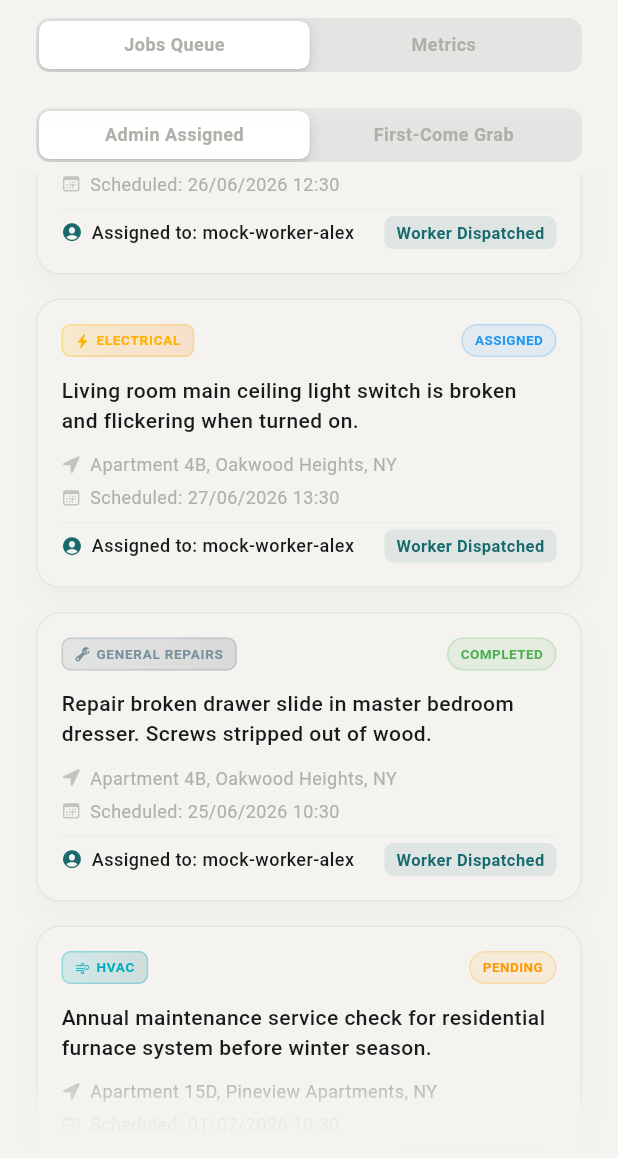
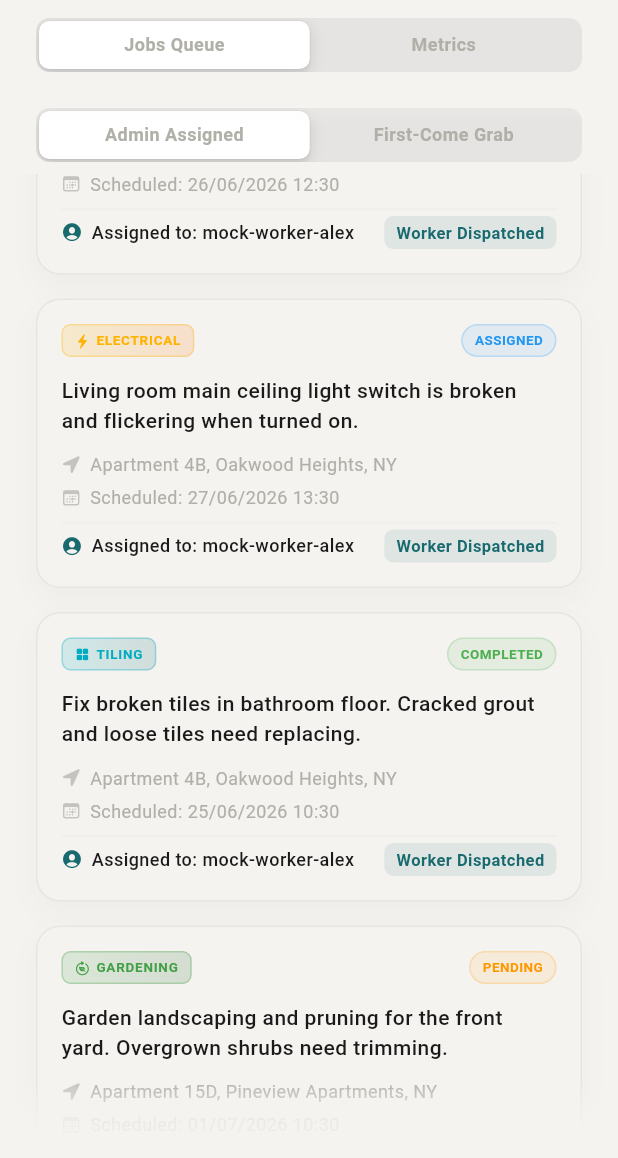
Before and after one commit to f4w4z/fijadora, a Flutter app: the AdminDashboardView screen opened directly, scrolled down 576 dp, on a phone screen of 412 x 824 dp, the part 78-1236 px from its top. Run offline on Flutter 3.47's test engine with Material 3 defaults, Android fonts, the phone set to English and light mode, and no system bars; our stand-ins replace cached_network_image, flutter_map, flutter_riverpod, go_router, hive, hive_flutter and 2 more; accounts and stored records are empty.

Commit message:
feat: replace trade types with 10 new services

```diff
--- a/lib/data/repositories/jobs_repository.dart
+++ b/lib/data/repositories/jobs_repository.dart
@@ -130,7 +130,7 @@ class MockJobsRepository implements JobsRepository {
       MaintenanceJob(
         id: 'job-3',
         description: 'AC unit is blowing warm air only. Fan seems to run but no cooling.',
-        tradeType: TradeType.hvac,
+        tradeType: TradeType.acEngineering,
         status: JobStatus.pending,
         scheduleDateTime: DateTime.now().add(const Duration(days: 2, hours: 5)),
         address: 'Apartment 4B, Oakwood Heights, NY',
@@ -140,47 +140,47 @@ class MockJobsRepository implements JobsRepository {
       ),
       MaintenanceJob(
         id: 'job-4',
-        description: 'Water heater thermostat replacement. Unit is not heating water to correct temperature.',
-        tradeType: TradeType.plumbing,
+        description: 'Full interior design consultation for living room and master bedroom.',
+        tradeType: TradeType.interiorDesign,
         status: JobStatus.workerEnRoute,
         scheduleDateTime: DateTime.now().add(const Duration(hours: 2)),
         address: 'Apartment 12C, Pineview Apartments, NY',
-        images: const ['https://images.unsplash.com/photo-1607472586893-edb57bdc0e39?w=400&h=300&fit=crop'],
+        images: const ['https://images.unsplash.com/photo-1616486338812-3dadae4b4ace?w=400&h=300&fit=crop'],
         customerId: 'mock-customer',
         workerId: 'mock-worker-alex',
         createdAt: DateTime.now().subtract(const Duration(hours: 12)),
       ),
       MaintenanceJob(
         id: 'job-5',
-        description: 'Repair broken drawer slide in master bedroom dresser. Screws stripped out of wood.',
-        tradeType: TradeType.generalRepairs,
+        description: 'Fix broken tiles in bathroom floor. Cracked grout and loose tiles need replacing.',
+        tradeType: TradeType.tiling,
         status: JobStatus.completed,
         scheduleDateTime: DateTime.now().subtract(const Duration(days: 1)),
         address: 'Apartment 4B, Oakwood Heights, NY',
-        images: const ['https://images.unsplash.com/photo-1581147036324-f54c9955a764?w=400&h=300&fit=crop'],
+        images: const ['https://images.unsplash.com/photo-1622372738946-62e02505f1a4?w=400&h=300&fit=crop'],
         customerId: 'mock-customer',
         workerId: 'mock-worker-alex',
         createdAt: DateTime.now().subtract(const Duration(days: 1, hours: 4)),
       ),
       MaintenanceJob(
         id: 'job-6',
-        description: 'Install smart ring doorbell and configure with home wifi network. Ring plate already mounted.',
-        tradeType: TradeType.electrical,
+        description: 'Repair brick wall in backyard. Mortar is deteriorating between bricks.',
+        tradeType: TradeType.masonry,
         status: JobStatus.pending,
         scheduleDateTime: DateTime.now().add(const Duration(days: 3)),
         address: 'Apartment 8A, Oakwood Heights, NY',
-        images: const ['https://images.unsplash.com/photo-1558002038-1055907df827?w=400&h=300&fit=crop'],
+        images: const ['https://images.unsplash.com/photo-1613665813446-82a78c468a1d?w=400&h=300&fit=crop'],
         customerId: 'mock-customer',
         createdAt: DateTime.now().subtract(const Duration(hours: 1)),
       ),
       MaintenanceJob(
         id: 'job-7',
-        description: 'Annual maintenance service check for residential furnace system before winter season.',
-        tradeType: TradeType.hvac,
+        description: 'Garden landscaping and pruning for the front yard. Overgrown shrubs need trimming.',
+        tradeType: TradeType.gardening,
         status: JobStatus.pending,
         scheduleDateTime: DateTime.now().add(const Duration(days: 5)),
         address: 'Apartment 15D, Pineview Apartments, NY',
-        images: const ['https://images.unsplash.com/photo-1527404943460-8e5b9c1cd5e7?w=400&h=300&fit=crop'],
+        images: const ['https://images.unsplash.com/photo-1558904541-efa843a96f01?w=400&h=300&fit=crop'],
         customerId: 'mock-customer',
         createdAt: DateTime.now().subtract(const Duration(days: 2)),
       ),
--- a/lib/domain/models/trade_type.dart
+++ b/lib/domain/models/trade_type.dart
@@ -1,57 +1,72 @@
 import 'package:flutter/cupertino.dart';
 
 enum TradeType {
+  interiorDesign,
+  electrical,
   plumbing,
-  electrical,
-  carpentry,
-  painting,
-  hvac,
+  masonry,
+  tiling,
+  designConsultation,
+  acEngineering,
+  kitchenDesigns,
   cleaning,
-  generalRepairs;
+  gardening;
 
   String get displayName {
     switch (this) {
+      case TradeType.interiorDesign:
+        return 'Interior Design';
+      case TradeType.electrical:
+        return 'Electrical';
       case TradeType.plumbing:
         return 'Plumbing';
-      case TradeType.electrical:
-        return 'Electrical';
-      case TradeType.carpentry:
-        return 'Carpentry';
-      case TradeType.painting:
-        return 'Painting';
-      case TradeType.hvac:
-        return 'HVAC';
+      case TradeType.masonry:
+        return 'Masonry';
+      case TradeType.tiling:
+        return 'Tiling';
+      case TradeType.designConsultation:
+        return 'Design Consultation';
+      case TradeType.acEngineering:
+        return 'AC Engineering';
+      case TradeType.kitchenDesigns:
+        return 'Kitchen Designs';
       case TradeType.cleaning:
         return 'Cleaning';
-      case TradeType.generalRepairs:
-        return 'General Repairs';
+      case TradeType.gardening:
+        return 'Gardening';
     }
   }
 
   IconData get icon {
     switch (this) {
+      case TradeType.interiorDesign:
+        return CupertinoIcons.house_fill;
+      case TradeType.electrical:
+        return CupertinoIcons.bolt_fill;
       case TradeType.plumbing:
         return CupertinoIcons.drop_fill;
-      case TradeType.electrical:
-        return CupertinoIcons.bolt_fill;
-      case TradeType.carpentry:
+      case TradeType.masonry:
+        return CupertinoIcons.hammer_fill;
+      case TradeType.tiling:
         return CupertinoIcons.square_grid_2x2_fill;
-      case TradeType.painting:
+      case TradeType.designConsultation:
         return CupertinoIcons.paintbrush_fill;
-      case TradeType.hvac:
+      case TradeType.acEngineering:
         return CupertinoIcons.wind;
+      case TradeType.kitchenDesigns:
+        return CupertinoIcons.rectangle_stack_fill;
       case TradeType.cleaning:
         return CupertinoIcons.sparkles;
-      case TradeType.generalRepairs:
-        return CupertinoIcons.wrench_fill;
+      case TradeType.gardening:
+        return CupertinoIcons.leaf_arrow_circlepath;
     }
   }
 
   static TradeType fromString(String? value) {
-    if (value == null) return TradeType.generalRepairs;
+    if (value == null) return TradeType.plumbing;
     return TradeType.values.firstWhere(
       (e) => e.name.toLowerCase() == value.toLowerCase(),
-      orElse: () => TradeType.generalRepairs,
+      orElse: () => TradeType.plumbing,
     );
   }
 }
--- a/lib/ui/features/admin/views/admin_dashboard_view.dart
+++ b/lib/ui/features/admin/views/admin_dashboard_view.dart
@@ -239,20 +239,26 @@ class _MaintenanceJobCardState extends ConsumerState<MaintenanceJobCard> {
 
   List<Color> _getGradientForTrade(TradeType type) {
     switch (type) {
+      case TradeType.interiorDesign:
+        return [const Color(0xFF8E44AD), const Color(0xFF4A235A)];
+      case TradeType.electrical:
+        return [const Color(0xFFFFB300), const Color(0xFFFF6F00)];
       case TradeType.plumbing:
         return [const Color(0xFF1E88E5), const Color(0xFF0D47A1)];
-      case TradeType.electrical:
-        return [const Color(0xFFFFB300), const Color(0xFFFF6F00)];
-      case TradeType.carpentry:
+      case TradeType.masonry:
         return [const Color(0xFF8D6E63), const Color(0xFF4E342E)];
-      case TradeType.painting:
+      case TradeType.tiling:
+        return [const Color(0xFF00ACC1), const Color(0xFF006064)];
+      case TradeType.designConsultation:
         return [const Color(0xFFEC407A), const Color(0xFF880E4F)];
-      case TradeType.hvac:
-        return [const Color(0xFF00ACC1), const Color(0xFF006064)];
+      case TradeType.acEngineering:
+        return [const Color(0xFF26A69A), const Color(0xFF004D40)];
+      case TradeType.kitchenDesigns:
+        return [const Color(0xFF78909C), const Color(0xFF37474F)];
       case TradeType.cleaning:
-        return [const Color(0xFF26A69A), const Color(0xFF004D40)];
-      case TradeType.generalRepairs:
-        return [const Color(0xFF78909C), const Color(0xFF37474F)];
+        return [const Color(0xFF1E88E5), const Color(0xFF0D47A1)];
+      case TradeType.gardening:
+        return [const Color(0xFF43A047), const Color(0xFF1B5E20)];
     }
   }
 
--- a/lib/ui/features/services/views/new_request_page.dart
+++ b/lib/ui/features/services/views/new_request_page.dart
@@ -29,7 +29,7 @@ class _NewRequestPageState extends ConsumerState<NewRequestPage> {
   @override
   void initState() {
     super.initState();
-    _selectedTrade = widget.initialTrade ?? TradeType.generalRepairs;
+    _selectedTrade = widget.initialTrade ?? TradeType.plumbing;
   }
 
   Future<void> _runAiDiagnosis() async {
--- a/lib/ui/features/services/views/services_tab_view.dart
+++ b/lib/ui/features/services/views/services_tab_view.dart
@@ -28,43 +28,55 @@ final _quotes = [
 ];
 
 const _serviceGradients = {
+  TradeType.interiorDesign: [Color(0xFF8E44AD), Color(0xFFBB8FCE), Color(0xFFD7BDE2)],
+  TradeType.electrical: [Color(0xFF7D3C98), Color(0xFFA569BD), Color(0xFFD2B4DE)],
   TradeType.plumbing: [Color(0xFF1A5276), Color(0xFF2980B9), Color(0xFF5DADE2)],
-  TradeType.electrical: [Color(0xFF7D3C98), Color(0xFFA569BD), Color(0xFFD2B4DE)],
-  TradeType.carpentry: [Color(0xFF935116), Color(0xFFCA6F1E), Color(0xFFE59866)],
-  TradeType.painting: [Color(0xFFC0392B), Color(0xFFE74C3C), Color(0xFFF1948A)],
-  TradeType.hvac: [Color(0xFF0E6251), Color(0xFF148F77), Color(0xFF52BE80)],
-  TradeType.cleaning: [Color(0xFF1B4F72), Color(0xFF2E86C1), Color(0xFF85C1E9)],
-  TradeType.generalRepairs: [Color(0xFF4A235A), Color(0xFF76448A), Color(0xFFBB8FCE)],
+  TradeType.masonry: [Color(0xFF935116), Color(0xFFCA6F1E), Color(0xFFE59866)],
+  TradeType.tiling: [Color(0xFF0E6251), Color(0xFF148F77), Color(0xFF52BE80)],
+  TradeType.designConsultation: [Color(0xFFC0392B), Color(0xFFE74C3C), Color(0xFFF1948A)],
+  TradeType.acEngineering: [Color(0xFF1B4F72), Color(0xFF2E86C1), Color(0xFF85C1E9)],
+  TradeType.kitchenDesigns: [Color(0xFF4A235A), Color(0xFF76448A), Color(0xFFBB8FCE)],
+  TradeType.cleaning: [Color(0xFF1A5276), Color(0xFF2980B9), Color(0xFF5DADE2)],
+  TradeType.gardening: [Color(0xFF0E6251), Color(0xFF148F77), Color(0xFF52BE80)],
 };
 
 const _serviceTaglines = {
+  TradeType.interiorDesign: 'Full interior styling, space planning & decor',
+  TradeType.electrical: 'Wiring, switches, panels & smart home',
   TradeType.plumbing: 'Fix leaks, unclog drains, install fixtures',
-  TradeType.electrical: 'Wiring, switches, panels & smart home',
-  TradeType.carpentry: 'Custom builds, repairs & furniture assembly',
-  TradeType.painting: 'Interior & exterior, touch-ups to full rooms',
-  TradeType.hvac: 'AC, heating, ventilation & thermostat setup',
+  TradeType.masonry: 'Brickwork, blockwork, concrete & stone repairs',
+  TradeType.tiling: 'Floor & wall tiling, grout repair & waterproofing',
+  TradeType.designConsultation: 'Expert advice on layout, materials & finishes',
+  TradeType.acEngineering: 'AC installation, servicing & ductwork',
+  TradeType.kitchenDesigns: 'Custom kitchen cabinetry, countertops & layout',
   TradeType.cleaning: 'Deep clean, move-in/out & routine upkeep',
-  TradeType.generalRepairs: 'Handyman fixes & odd jobs around the house',
+  TradeType.gardening: 'Landscaping, lawn care, pruning & planting',
 };
 
 const _startingPrices = {
+  TradeType.interiorDesign: r'$150',
+  TradeType.electrical: r'$75',
   TradeType.plumbing: r'$85',
-  TradeType.electrical: r'$75',
-  TradeType.carpentry: r'$95',
-  TradeType.painting: r'$120',
-  TradeType.hvac: r'$110',
+  TradeType.masonry: r'$120',
+  TradeType.tiling: r'$95',
+  TradeType.designConsultation: r'$80',
+  TradeType.acEngineering: r'$110',
+  TradeType.kitchenDesigns: r'$200',
   TradeType.cleaning: r'$65',
-  TradeType.generalRepairs: r'$55',
+  TradeType.gardening: r'$90',
 };
 
 const _serviceImages = {
+  TradeType.interiorDesign: 'https://images.unsplash.com/photo-1616486338812-3dadae4b4ace?w=400&h=500&fit=crop&auto=format',
+  TradeType.electrical: 'https://images.unsplash.com/photo-1621905252507-b35492cc74b4?w=400&h=500&fit=crop&auto=format',
   TradeType.plumbing: 'https://images.unsplash.com/photo-1585704032915-c3400ca199e7?w=400&h=500&fit=crop&auto=format',
-  TradeType.electrical: 'https://images.unsplash.com/photo-1621905252507-b35492cc74b4?w=400&h=500&fit=crop&auto=format',
-  TradeType.carpentry: 'https://images.unsplash.com/photo-1504148455328-c376907d081c?w=400&h=500&fit=crop&auto=format',
-  TradeType.painting: 'https://images.unsplash.com/photo-1562259929-b4e1fd3aef09?w=400&h=500&fit=crop&auto=format',
-  TradeType.hvac: 'https://images.unsplash.com/photo-1631545806600-52e4fdc2cade?w=400&h=500&fit=crop&auto=format',
+  TradeType.masonry: 'https://images.unsplash.com/photo-1613665813446-82a78c468a1d?w=400&h=500&fit=crop&auto=format',
+  TradeType.tiling: 'https://images.unsplash.com/photo-1622372738946-62e02505f1a4?w=400&h=500&fit=crop&auto=format',
+  TradeType.designConsultation: 'https://images.unsplash.com/photo-1618220179428-22790b461013?w=400&h=500&fit=crop&auto=format',
+  TradeType.acEngineering: 'https://images.unsplash.com/photo-1631545806600-52e4fdc2cade?w=400&h=500&fit=crop&auto=format',
+  TradeType.kitchenDesigns: 'https://images.unsplash.com/photo-1556909114-f6e7ad7d3136?w=400&h=500&fit=crop&auto=format',
   TradeType.cleaning: 'https://images.unsplash.com/photo-1581578731548-c64695cc6952?w=400&h=500&fit=crop&auto=format',
-  TradeType.generalRepairs: 'https://images.unsplash.com/photo-1558618666-fcd25c85f82e?w=400&h=500&fit=crop&auto=format',
+  TradeType.gardening: 'https://images.unsplash.com/photo-1558904541-efa843a96f01?w=400&h=500&fit=crop&auto=format',
 };
 
 class ServicesTabView extends ConsumerStatefulWidget {
@@ -425,7 +437,9 @@ class _CategoryChip extends StatelessWidget {
       onTap: onTap,
       child: Container(
         margin: const EdgeInsets.only(right: 8),
-        padding: const EdgeInsets.symmetric(horizontal: 14, vertical: 6),
+        padding: const EdgeInsets.symmetric(horizontal: 14),
+        height: 36,
+        alignment: Alignment.center,
         decoration: BoxDecoration(
           color: isSelected ? AppTheme.onSurface : Colors.transparent,
           borderRadius: BorderRadius.circular(10),
```
Also changed, not shown: lib/data/services/gemini_service.dart (+48 -24 lines).
